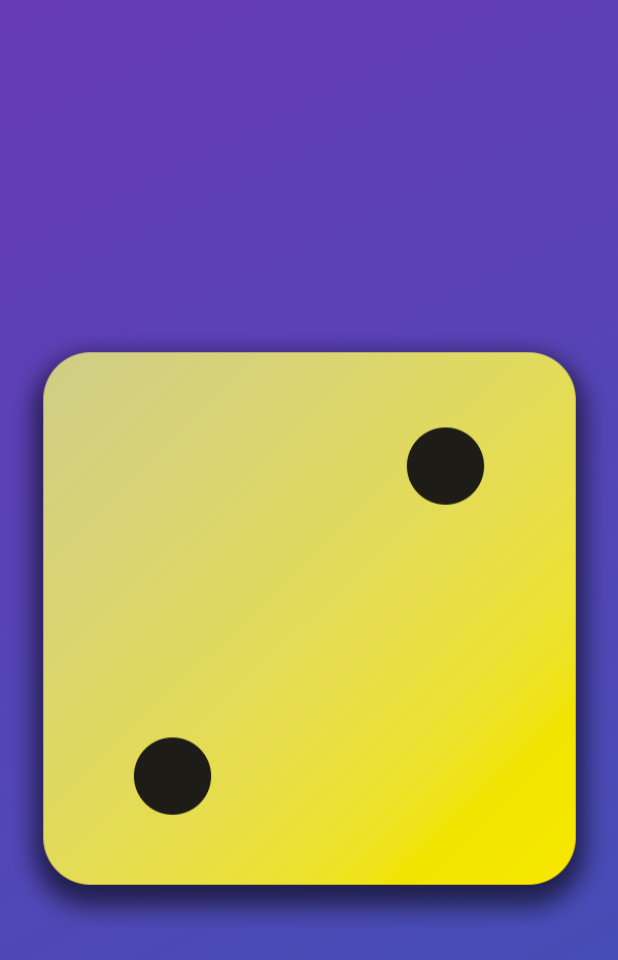
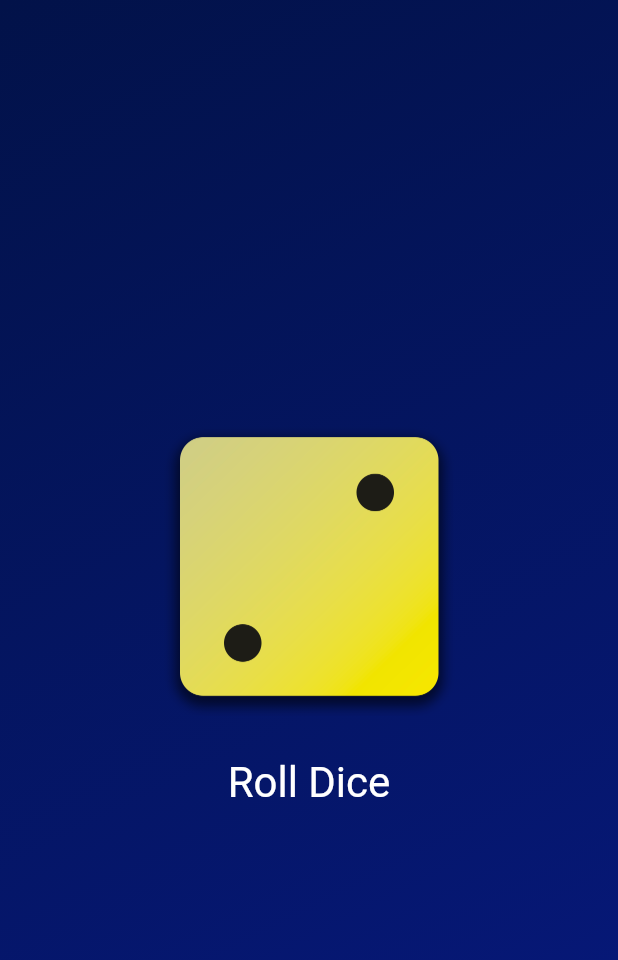
Before and after one commit to Gokuls-2003/pr1, a Flutter app: the screen it shows after launch, on a phone screen of 412 x 824 dp. Shown: the top 960 px of the screen. Run offline on Flutter 3.47's test engine with Material 2 defaults, Android fonts, the phone set to English and light mode, and no system bars.

Commit message:
dice commit

```diff
--- /dev/null
+++ b/lib/dice_roller.dart
@@ -0,0 +1,43 @@
+import 'dart:math';
+
+import 'package:flutter/material.dart';
+
+final randomizer = Random();
+class DiceRoller extends StatefulWidget{
+ const DiceRoller({super.key});
+  @override
+  State<DiceRoller> createState(){
+    return _DiceRollerState();
+  }
+}
+
+class _DiceRollerState extends State<DiceRoller>{
+  var currentDice =2;
+
+  void rollDice() {
+    setState((){
+       currentDice = randomizer.nextInt(6) +1 ;
+    });
+
+  }
+  @override
+   Widget build( BuildContext context){
+    return Column(
+          mainAxisSize: MainAxisSize.min,
+          children: [
+            Image.asset(
+              'assets/dice-images/dice-$currentDice.png',
+              width: 200,
+            ),
+            const SizedBox( height: 20,),
+            TextButton(
+              onPressed: rollDice,
+             style: TextButton.styleFrom(
+                  foregroundColor: Colors.white,
+                  textStyle: const TextStyle(fontSize: 28)),
+              child: const Text('Roll Dice'),
+            )
+          ],
+        );
+   }
+}
--- a/lib/gradient_container.dart
+++ b/lib/gradient_container.dart
@@ -1,29 +1,31 @@
-
-
+import 'package:first_app/dice_roller.dart';
 import 'package:flutter/material.dart';
 
-const startAligment =  Alignment.topLeft;
+const startAligment = Alignment.topLeft;
 const endAligment = Alignment.bottomRight;
 
 class GradientContainer extends StatelessWidget {
-  const GradientContainer(this.color1, this.color2,{super.key});
+  const GradientContainer(this.color1, this.color2, {super.key});
 
-    const GradientContainer.purple({super.key}) :color1 = Colors.deepPurple, color2 = Colors.indigo;
+  const GradientContainer.purple({super.key})
+      : color1 = const Color.fromARGB(255, 124, 78, 203),
+        color2 = const Color.fromARGB(255, 5, 20, 107);
 
   final Color color1;
   final Color color2;
+
   @override
   Widget build(BuildContext context) {
     return Container(
-      decoration:  BoxDecoration(
+      decoration: BoxDecoration(
         gradient: LinearGradient(
-          colors: [color1,color2],
-          begin:  startAligment,
-          end: endAligment ,
+          colors: [color1, color2],
+          begin: startAligment,
+          end: endAligment,
         ),
       ),
       child:  Center(
-        child: Image.asset('assets/dice-images/dice-2.png'),
+        child: DiceRoller(),
       ),
     );
   }
--- a/lib/main.dart
+++ b/lib/main.dart
@@ -1,10 +1,13 @@
 import 'package:first_app/gradient_container.dart';
 import 'package:flutter/material.dart';
+
 void main() {
   runApp(
-   const MaterialApp(
+    const  MaterialApp(
       home: Scaffold(
-        body: GradientContainer.purple(),
+        // ignore: unnecessary_const
+        body: GradientContainer( Color.fromARGB(255, 2, 18, 73),
+            Color.fromARGB(255, 7, 25, 128),),
       ),
     ),
   );
```
